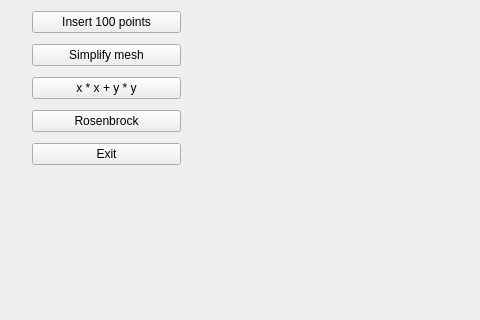
Old version of the form mainwindow.ui in the repository thomas-raynaud/Mesh_Computational_Geometry; both pictures show x 0 to 480 and y 208 to 528 of the 747 by 528 pixel window.
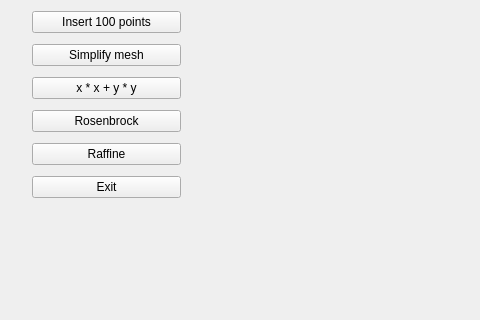
New version of the form. Custom widgets are drawn as their Qt base class.

The edit to the form file:
```diff
--- a/mainwindow.ui
+++ b/mainwindow.ui
@@ -29,7 +29,7 @@
          <x>10</x>
          <y>10</y>
          <width>171</width>
-         <height>351</height>
+         <height>391</height>
         </rect>
        </property>
        <layout class="QVBoxLayout" name="verticalLayout">
@@ -160,6 +160,13 @@
           </property>
          </widget>
         </item>
+        <item>
+         <widget class="QPushButton" name="pushButtonRaffine">
+          <property name="text">
+           <string>Raffine</string>
+          </property>
+         </widget>
+        </item>
         <item>
          <widget class="QPushButton" name="pushButtonExit">
           <property name="text">
```
